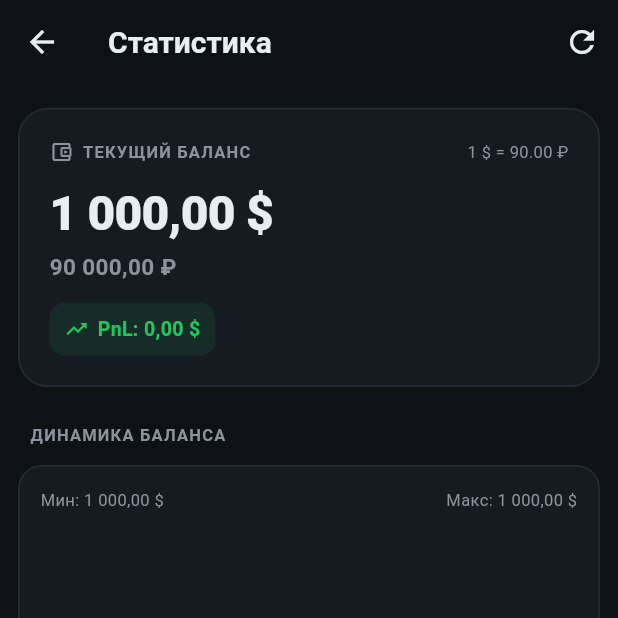
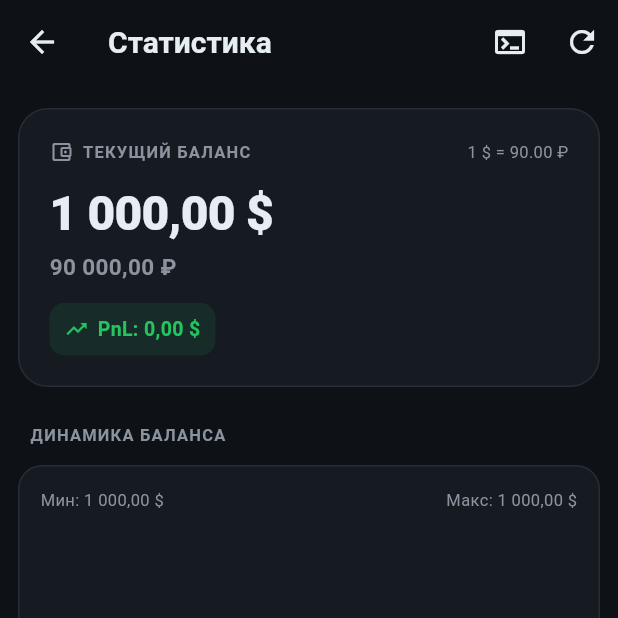
Before and after one commit to denmrl/EinsteinBot1, a Flutter app: the StatisticsScreen screen opened directly, on a phone screen of 412 x 824 dp, the top half of it. Run offline on Flutter 3.47's test engine with Material 3 defaults, Android fonts, the phone set to English and light mode, and no system bars; our stand-ins replace dio, flutter_local_notifications, flutter_secure_storage, hive_ce_flutter, logger, native_dio_adapter and 2 more; missing offline and left inert: flutter_foreground_task; accounts and stored records are empty; network calls fail.

Commit message:
Feat: Full-screen Log Viewer with copy to clipboard + full HTML error logging

```diff
--- a/lib/data/repositories/system_repository.dart
+++ b/lib/data/repositories/system_repository.dart
@@ -19,7 +19,7 @@ class SystemRepository {
     final logEntry = '[$timeStr] $action';
 
     history.add(logEntry);
-    if (history.length > 20) history.removeAt(0);
+    if (history.length > 50) history.removeAt(0);
     await prefs.setStringList('action_history', history);
   }
 
--- a/lib/presentation/screens/statistics_screen.dart
+++ b/lib/presentation/screens/statistics_screen.dart
@@ -2,6 +2,7 @@ import 'package:flutter/material.dart';
 import 'package:provider/provider.dart';
 import '../../core/providers/settings_provider.dart';
 import '../../core/providers/trades_provider.dart';
+import 'log_screen.dart';
 import '../../core/providers/system_provider.dart';
 import '../../core/theme/app_theme.dart';
 import '../../core/utils/formatters.dart';
@@ -34,7 +35,14 @@ class _StatisticsScreenState extends State<StatisticsScreen> {
       backgroundColor: AppColors.darkBg,
       appBar: AppBar(
         title: const Text('Статистика'),
-        actions: [IconButton(icon: const Icon(Icons.refresh), onPressed: () async { await settings.refreshUsdRub(); _reloadHistory(); })],
+        actions: [
+          IconButton(
+            icon: const Icon(Icons.terminal),
+            tooltip: 'Полный лог',
+            onPressed: () => Navigator.push(context, MaterialPageRoute(builder: (_) => const LogScreen())),
+          ),
+          IconButton(icon: const Icon(Icons.refresh), onPressed: () async { await settings.refreshUsdRub(); _reloadHistory(); }),
+        ],
       ),
       body: RefreshIndicator(
         color: AppColors.accentGreen, backgroundColor: AppColors.darkSurface,
```
Also changed, not shown: lib/presentation/screens/log_screen.dart (added, +58 -0 lines).
